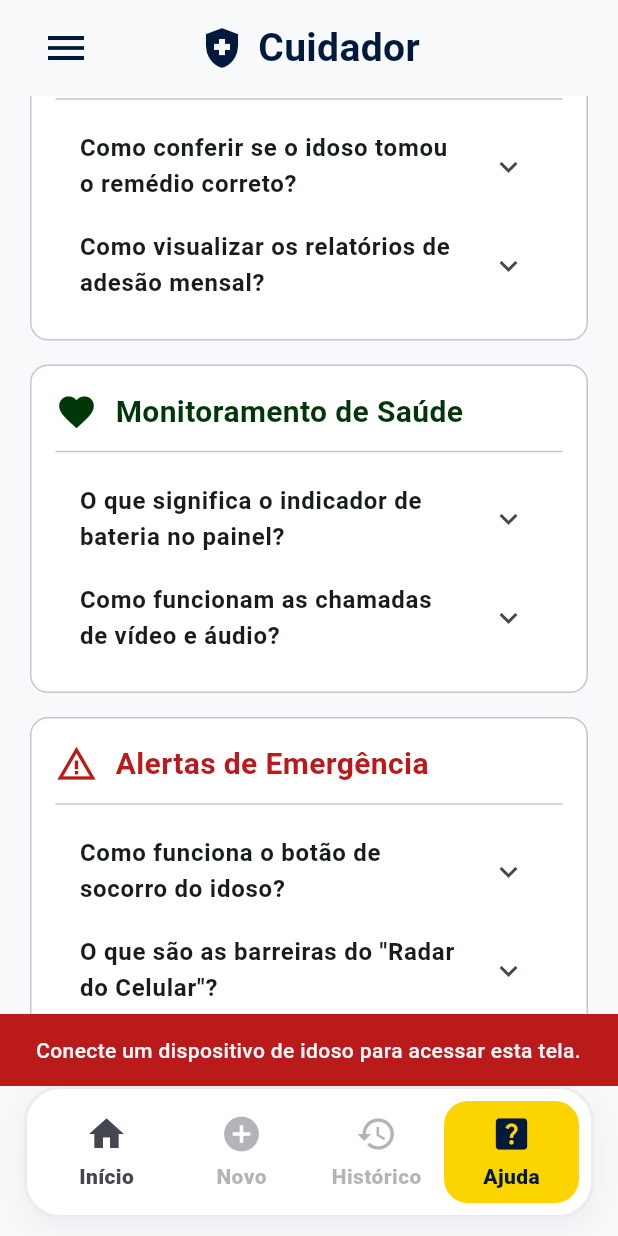
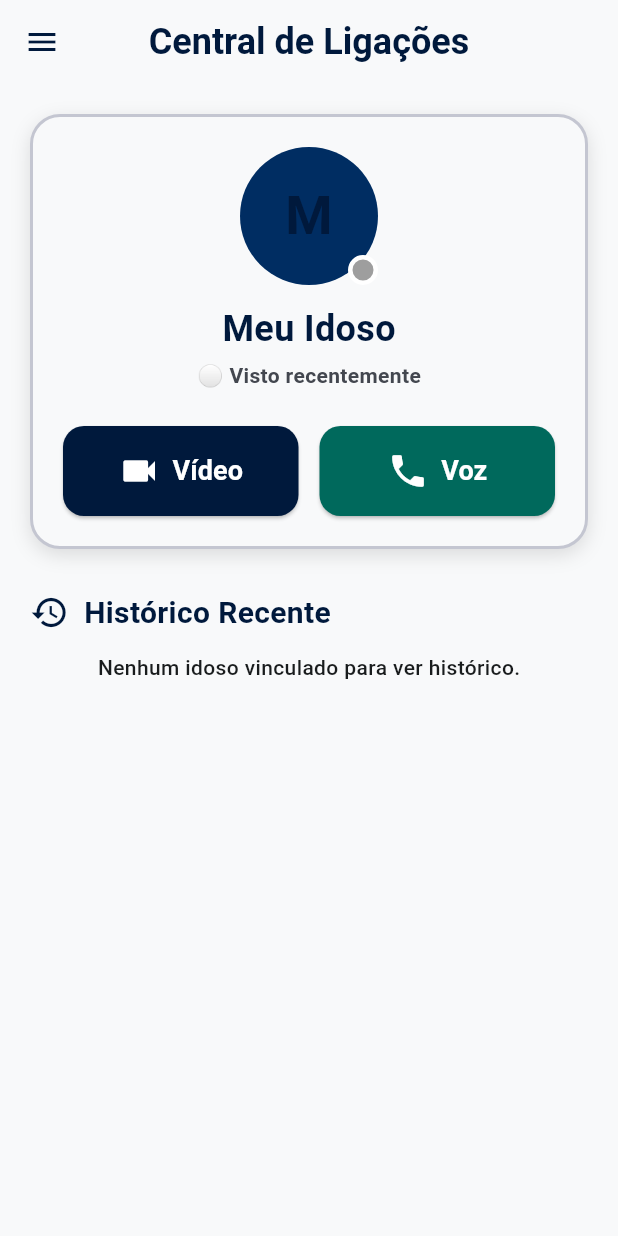
Before and after one commit to GUILHERME-TADS/LembreteAmigo, a Flutter app: the SupervisorHelpScreen screen opened directly, scrolled down 576 dp, after a tap on the "menu" icon, after a tap on "Chamadas de Vídeo", on a phone screen of 412 x 824 dp. Run offline on Flutter 3.47's test engine with Material 3 defaults, Android fonts, the phone set to English and light mode, and no system bars; our stand-ins replace audioplayers, battery_plus, camera, cloud_firestore, cloud_functions, connectivity_plus and 25 more; missing offline and left inert: alarm, dart:html, jitsi_meet_flutter_sdk, mobile_scanner, record; accounts and stored records are empty; Roboto replaces fonts that are missing (Atkinson Hyperlegible Next); statements that could not run were skipped; project files that could hold a hidden picture were left out.

Commit message:
PROJETO FINAL

```diff
--- a/lib/main.dart
+++ b/lib/main.dart
@@ -25,6 +25,7 @@ import 'screens/emergency_alert_screen.dart';
 import 'screens/identify_medication_screen.dart';
 import 'screens/reminder_detail_screen.dart';
 import 'screens/incoming_video_call_screen.dart';
+import 'screens/supervisor_call_screen.dart';
 import 'screens/post_call_summary_screen.dart';
 import 'screens/video_call_history_screen.dart';
 import 'screens/forgot_password_screen.dart';
@@ -979,6 +980,9 @@ class _MeuAppState extends State<MeuApp> with WidgetsBindingObserver {
           case '/video-call-history':
             page = const VideoCallHistoryScreen();
             break;
+          case '/supervisor-calls':
+            page = const SupervisorCallScreen();
+            break;
           case '/welcome':
             page = const WelcomeScreen();
             break;
--- /dev/null
+++ b/lib/screens/supervisor_call_screen.dart
@@ -0,0 +1,357 @@
+import 'package:flutter/material.dart';
+import 'package:cloud_firestore/cloud_firestore.dart';
+import 'package:shared_preferences/shared_preferences.dart';
+import 'package:firebase_auth/firebase_auth.dart';
+
+import '../theme/app_theme.dart';
+import '../models/video_call.dart';
+import '../services/session_role_service.dart';
+import '../services/video_call_service.dart';
+import '../widgets/missed_calls_badge.dart';
+import '../widgets/supervisor_drawer.dart';
+
+class SupervisorCallScreen extends StatefulWidget {
+  const SupervisorCallScreen({super.key});
+
+  @override
+  State<SupervisorCallScreen> createState() => _SupervisorCallScreenState();
+}
+
+class _SupervisorCallScreenState extends State<SupervisorCallScreen> {
+  String _idosoId = '';
+  String _idosoNome = 'Meu Idoso';
+  String? _idosoFoto;
+  bool _isOnline = false;
+  bool _isLoading = true;
+  bool _isCalling = false;
+
+  @override
+  void initState() {
+    super.initState();
+    _loadIdosoInfo();
+  }
+
+  Future<void> _loadIdosoInfo() async {
+    try {
+      final prefs = await SharedPreferences.getInstance();
+      final activeIdosoId = prefs.getString('active_idoso_id') ?? '';
+      _idosoId = activeIdosoId;
+
+      if (activeIdosoId.isNotEmpty) {
+        final doc = await FirebaseFirestore.instance
+            .collection('idoso_perfil')
+            .doc(activeIdosoId)
+            .get();
+
+        if (doc.exists && doc.data() != null) {
+          final data = doc.data()!;
+          _idosoNome = data['nome'] as String? ?? 'Meu Idoso';
+          _idosoFoto = data['fotoUrl'] as String? ?? data['foto'] as String?;
+
+          final lastSeen = data['lastSeen'];
+          if (lastSeen != null) {
+            DateTime? dt;
+            if (lastSeen is Timestamp) dt = lastSeen.toDate();
+            if (lastSeen is String) dt = DateTime.tryParse(lastSeen);
+            if (dt != null) {
+              _isOnline = DateTime.now().difference(dt).inMinutes < 5;
+            }
+          }
+        }
+      }
+    } catch (e) {
+      debugPrint('Erro ao carregar idoso na tela de chamadas do cuidador: $e');
+    } finally {
+      if (mounted) setState(() => _isLoading = false);
+    }
+  }
+
+  Future<void> _iniciarChamada(String callType) async {
+    if (_isCalling) return;
+    setState(() => _isCalling = true);
+
+    try {
+      if (_idosoId.isEmpty) {
+        ScaffoldMessenger.of(context).showSnackBar(
+          const SnackBar(
+            content: Text('Nenhum idoso ativo selecionado para ligar.'),
+            backgroundColor: AppColors.error,
+          ),
+        );
+        return;
+      }
+
+      final result = await VideoCallService.instance.initiateCall(
+        idosoId: _idosoId,
+        initiatedBy: 'supervisor',
+        callType: callType,
+      );
+
+      if (result != null && mounted) {
+        await VideoCallService.instance.joinCall(
+          result.roomName,
+          callType: callType,
+          callId: result.callId,
+        );
+      } else if (mounted) {
+        final msg = VideoCallService.instance.lastStartFailureMessage ??
+            'Não foi possível conectar a chamada agora.';
+        ScaffoldMessenger.of(context).showSnackBar(
+          SnackBar(
+            content: Text(msg),
+            backgroundColor: AppColors.error,
+          ),
+        );
+      }
+    } finally {
+      if (mounted) setState(() => _isCalling = false);
+    }
+  }
+
+  @override
+  Widget build(BuildContext context) {
+    return Scaffold(
+      backgroundColor: AppColors.background,
+      drawer: const SupervisorDrawer(currentRoute: '/supervisor-calls'),
+      appBar: AppBar(
+        title: const Text('Central de Ligações'),
+        backgroundColor: AppColors.surface,
+        elevation: 0,
+        centerTitle: true,
+      ),
+      body: _isLoading
+          ? const Center(child: CircularProgressIndicator())
+          : SingleChildScrollView(
+              padding: const EdgeInsets.all(20),
+              child: Column(
+                children: [
+                  // CARD DO IDOSO CONECTADO
+                  Container(
+                    width: double.infinity,
+                    padding: const EdgeInsets.all(20),
+                    decoration: BoxDecoration(
+                      color: AppColors.surface,
+                      borderRadius: BorderRadius.circular(20),
+                      border: Border.all(color: AppColors.outlineVariant, width: 2),
+                      boxShadow: const [
+                        BoxShadow(
+                          color: Colors.black12,
+                          blurRadius: 10,
+                          offset: Offset(0, 4),
+                        ),
+                      ],
+                    ),
+                    child: Column(
+                      children: [
+                        Stack(
+                          alignment: Alignment.bottomRight,
+                          children: [
+                            CircleAvatar(
+                              radius: 46,
+                              backgroundColor: AppColors.primaryContainer,
+                              backgroundImage: _idosoFoto != null && _idosoFoto!.startsWith('http')
+                                  ? NetworkImage(_idosoFoto!) as ImageProvider
+                                  : null,
+                              child: _idosoFoto == null || !_idosoFoto!.startsWith('http')
+                                  ? Text(
+                                      _idosoNome.isNotEmpty ? _idosoNome[0].toUpperCase() : 'I',
+                                      style: const TextStyle(
+                                        fontSize: 36,
+                                        fontWeight: FontWeight.bold,
+                                        color: AppColors.primary,
+                                      ),
+                                    )
+                                  : null,
+                            ),
+                            Container(
+                              width: 20,
+                              height: 20,
+                              decoration: BoxDecoration(
+                                color: _isOnline ? Colors.green : Colors.grey,
+                                shape: BoxShape.circle,
+                                border: Border.all(color: Colors.white, width: 3),
+                              ),
+                            ),
+                          ],
+                        ),
+                        const SizedBox(height: 12),
+                        Text(
+                          _idosoNome,
+                          style: const TextStyle(
+                            fontSize: 24,
+                            fontWeight: FontWeight.bold,
+                            color: AppColors.primary,
+                          ),
+                        ),
+                        const SizedBox(height: 4),
+                        Text(
+                          _isOnline ? '🟢 Online e Conectado' : '⚪ Visto recentemente',
+                          style: TextStyle(
+                            fontSize: 14,
+                            fontWeight: FontWeight.w600,
+                            color: _isOnline ? Colors.green.shade700 : AppColors.onSurfaceVariant,
+                          ),
+                        ),
+                        const SizedBox(height: 24),
+
+                        // BOTÕES DE LIGAÇÃO
+                        Row(
+                          children: [
+                            Expanded(
+                              child: ElevatedButton.icon(
+                                onPressed: _isCalling ? null : () => _iniciarChamada('video'),
+                                icon: const Icon(Icons.videocam, size: 28),
+                                label: const Text(
+                                  'Vídeo',
+                                  style: TextStyle(fontSize: 18, fontWeight: FontWeight.bold),
+                                ),
+                                style: ElevatedButton.styleFrom(
+                                  backgroundColor: AppColors.primary,
+                                  foregroundColor: Colors.white,
+                                  padding: const EdgeInsets.symmetric(vertical: 16),
+                                  shape: RoundedRectangleBorder(
+                                    borderRadius: BorderRadius.circular(14),
+                                  ),
+                                ),
+                              ),
+                            ),
+                            const SizedBox(width: 14),
+                            Expanded(
+                              child: ElevatedButton.icon(
+                                onPressed: _isCalling ? null : () => _iniciarChamada('voice'),
+                                icon: const Icon(Icons.phone, size: 28),
+                                label: const Text(
+                                  'Voz',
+                                  style: TextStyle(fontSize: 18, fontWeight: FontWeight.bold),
+                                ),
+                                style: ElevatedButton.styleFrom(
+                                  backgroundColor: const Color(0xFF00695C),
+                                  foregroundColor: Colors.white,
+                                  padding: const EdgeInsets.symmetric(vertical: 16),
+                                  shape: RoundedRectangleBorder(
+                                    borderRadius: BorderRadius.circular(14),
+                                  ),
+                                ),
+                              ),
+                            ),
+                          ],
+                        ),
+                      ],
+                    ),
+                  ),
+
+                  const SizedBox(height: 28),
+
+                  // HEADER DO HISTÓRICO RECENTE
+                  Row(
+                    mainAxisAlignment: MainAxisAlignment.spaceBetween,
+                    children: [
+                      Row(
+                        children: const [
+                          MissedCallsBadge(
+                            child: Icon(Icons.history, color: AppColors.primary, size: 26),
+                          ),
+                          SizedBox(width: 10),
+                          Text(
+                            'Histórico Recente',
+                            style: TextStyle(
+                              fontSize: 20,
+                              fontWeight: FontWeight.bold,
+                              color: AppColors.primary,
+                            ),
+                          ),
+                        ],
+                      ),
+                    ],
+                  ),
+                  const SizedBox(height: 12),
+
+                  // LISTA DE CHAMADAS RECENTES
+                  _idosoId.isEmpty
+                      ? const Text('Nenhum idoso vinculado para ver histórico.')
+                      : StreamBuilder<List<VideoCall>>(
+                          stream: VideoCallService.instance.watchCallHistory(_idosoId),
+                          builder: (context, snapshot) {
+                            if (snapshot.connectionState == ConnectionState.waiting) {
+                              return const Center(child: CircularProgressIndicator());
+                            }
+                            final calls = snapshot.data ?? [];
+                            if (calls.isEmpty) {
+                              return Container(
+                                width: double.infinity,
+                                padding: const EdgeInsets.all(24),
+                                decoration: BoxDecoration(
+                                  color: AppColors.surface,
+                                  borderRadius: BorderRadius.circular(16),
+                                ),
+                                child: const Text(
+                                  'Nenhuma chamada registrada ainda.',
+                                  textAlign: TextAlign.center,
+                                  style: TextStyle(
+                                    fontSize: 16,
+                                    color: AppColors.onSurfaceVariant,
+                                  ),
+                                ),
+                              );
+                            }
+
+                            return ListView.builder(
+                              shrinkWrap: true,
+                              physics: const NeverScrollableScrollPhysics(),
+                              itemCount: calls.length > 10 ? 10 : calls.length,
+                              itemBuilder: (context, index) {
+                                final call = calls[index];
+                                final isMissed = call.status == VideoCallStatus.missed;
+                                final isVoice = call.callType == 'voice';
+                                final dateStr = call.startedAt != null
+                                    ? '${call.startedAt!.day.toString().padLeft(2, '0')}/${call.startedAt!.month.toString().padLeft(2, '0')} às ${call.startedAt!.hour.toString().padLeft(2, '0')}:${call.startedAt!.minute.toString().padLeft(2, '0')}'
+                                    : '';
+
+                                return Card(
+                                  margin: const EdgeInsets.only(bottom: 10),
+                                  shape: RoundedRectangleBorder(
+                                    borderRadius: BorderRadius.circular(14),
+                                  ),
+                                  elevation: 1,
+                                  child: ListTile(
+                                    leading: CircleAvatar(
+                                      backgroundColor: isMissed
+                                          ? AppColors.errorContainer
+                                          : AppColors.primaryContainer,
+                                      child: Icon(
+                                        isMissed
+                                            ? Icons.phone_missed
+                                            : (isVoice ? Icons.phone : Icons.videocam),
+                                        color: isMissed ? AppColors.error : AppColors.primary,
+                                      ),
+                                    ),
+                                    title: Text(
+                                      isVoice ? 'Chamada de Voz' : 'Chamada de Vídeo',
+                                      style: const TextStyle(
+                                        fontWeight: FontWeight.bold,
+                                        fontSize: 16,
+                                      ),
+                                    ),
+                                    subtitle: Text(
+                                      isMissed ? 'Chamada Perdida • $dateStr' : 'Concluída • $dateStr',
+                                      style: TextStyle(
+                                        color: isMissed ? AppColors.error : AppColors.onSurfaceVariant,
+                                        fontWeight: isMissed ? FontWeight.bold : FontWeight.normal,
+                                      ),
+                                    ),
+                                    trailing: IconButton(
+                                      icon: const Icon(Icons.call, color: AppColors.primary),
+                                      onPressed: () => _iniciarChamada(call.callType),
+                                    ),
+                                  ),
+                                );
+                              },
+                            );
+                          },
+                        ),
+                ],
+              ),
+            ),
+    );
+  }
+}
--- a/lib/widgets/supervisor_drawer.dart
+++ b/lib/widgets/supervisor_drawer.dart
@@ -233,7 +233,7 @@ class _SupervisorDrawerState extends State<SupervisorDrawer> {
                         fontWeight: FontWeight.bold,
                       ),
                     ),
-                    onTap: () => _navigateTo(context, '/video-call-history'),
+                    onTap: () => _navigateTo(context, '/supervisor-calls'),
                   ),
                 ),
                 Opacity(
```
Also changed, not shown: lib/screens/supervisor_dashboard_screen.dart (+45 -0 lines).
